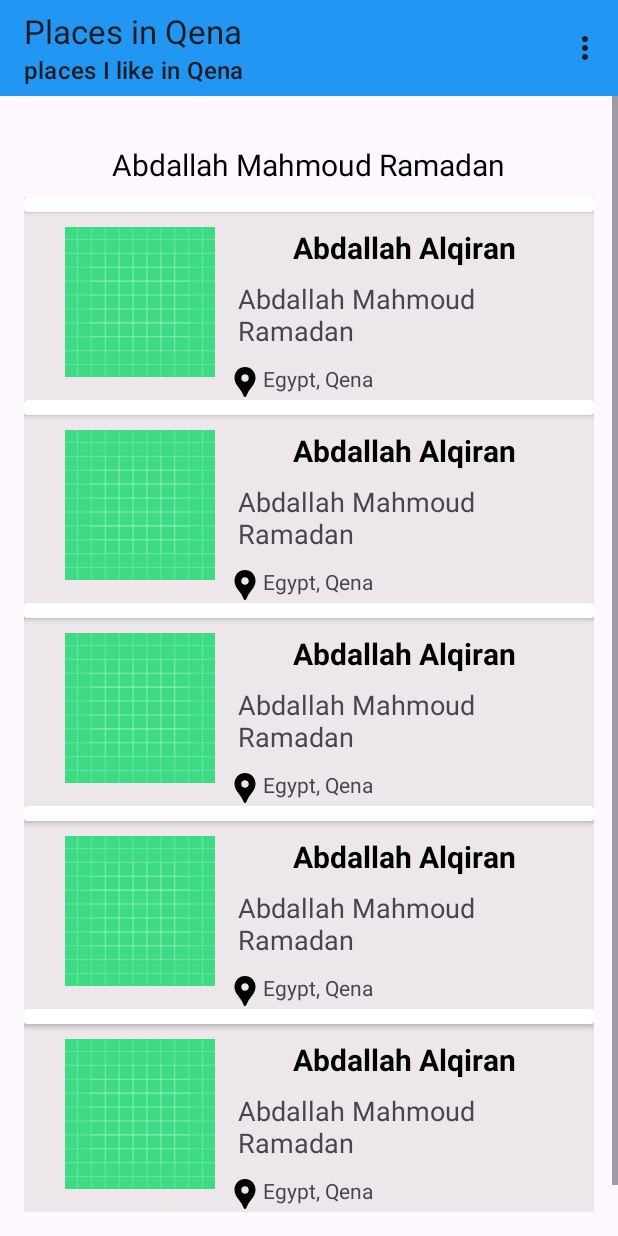
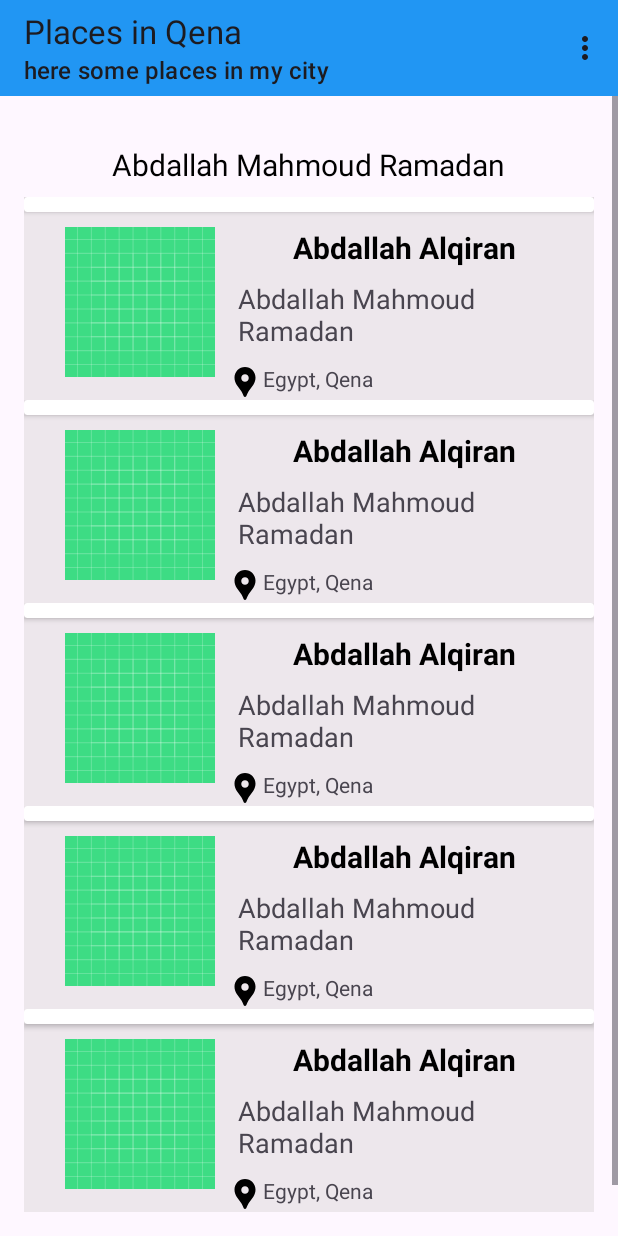
Before and after one commit to Abdallah-Alqiran/Places-in-Qena, an Android app: the layout page_content.xml on its own in the app's theme, with its tools: preview values and no code run, on a phone screen of 412 x 824 dp. Run offline under Robolectric (Android 15) with nearby library versions, the phone set to English and light mode, and no system bars.

Commit message:
first commit

```diff
--- a/app/src/main/res/layout/page_content.xml
+++ b/app/src/main/res/layout/page_content.xml
@@ -14,13 +14,12 @@
         android:layout_width="match_parent"
         android:layout_height="wrap_content"
         app:title="@string/app_name"
-        app:subtitle="places I like in Qena"
+        app:subtitle="here some places in my city"
         android:background="?attr/colorPrimary"
         android:minHeight="?attr/actionBarSize"
         android:theme="?attr/actionBarTheme"
         app:layout_constraintStart_toStartOf="parent"
         app:layout_constraintTop_toTopOf="parent" />
-
 
     <ScrollView
         android:layout_width="match_parent"
```
Also changed, not shown: app/src/main/AndroidManifest.xml (+6 -4 lines), 1 other file.
